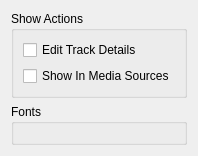
Old version of the form src/context/applets/currenttrack/currentTrackSettings.ui in the repository netrunner-debian-kde-extras/amarok.
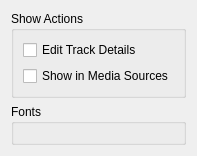
New version of the form. Custom widgets are drawn as their Qt base class.

The edit to the form file:
```diff
--- a/src/context/applets/currenttrack/currentTrackSettings.ui
+++ b/src/context/applets/currenttrack/currentTrackSettings.ui
@@ -42,7 +42,7 @@
       <item>
        <widget class="QCheckBox" name="findInSourceCheckBox">
         <property name="text">
-         <string>Show In Media Sources</string>
+         <string>Show in Media Sources</string>
         </property>
        </widget>
       </item>
```
